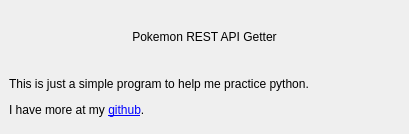
The window that about.ui (BrianHammond/Pokemon_REST_API_Getter) describes before a commit, drawn with Qt 5.
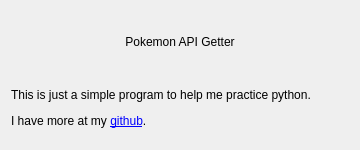
The same window after the commit. Icons and pictures are not drawn.

The edit to the form file:
```diff
--- a/about.ui
+++ b/about.ui
@@ -1,25 +1,31 @@
 <?xml version="1.0" encoding="UTF-8"?>
 <ui version="4.0">
- <class>About</class>
- <widget class="QMainWindow" name="About">
+ <class>Form</class>
+ <widget class="QWidget" name="Form">
   <property name="geometry">
    <rect>
     <x>0</x>
     <y>0</y>
-    <width>409</width>
-    <height>134</height>
+    <width>360</width>
+    <height>150</height>
    </rect>
   </property>
   <property name="sizePolicy">
-   <sizepolicy hsizetype="Minimum" vsizetype="Minimum">
+   <sizepolicy hsizetype="Fixed" vsizetype="Fixed">
     <horstretch>0</horstretch>
     <verstretch>0</verstretch>
    </sizepolicy>
   </property>
+  <property name="minimumSize">
+   <size>
+    <width>360</width>
+    <height>150</height>
+   </size>
+  </property>
   <property name="maximumSize">
    <size>
-    <width>409</width>
-    <height>134</height>
+    <width>360</width>
+    <height>150</height>
    </size>
   </property>
   <property name="windowTitle">
@@ -29,7 +35,6 @@
    <iconset>
     <normaloff>icon/ms_icon.jpg</normaloff>icon/ms_icon.jpg</iconset>
   </property>
-  <widget class="QWidget" name="centralwidget">
    <layout class="QVBoxLayout" name="verticalLayout">
     <item>
      <widget class="QLabel" name="label">
@@ -43,7 +48,7 @@
        <string notr="true">font: 75 20pt &quot;MS Shell Dlg 2&quot;;</string>
       </property>
       <property name="text">
-       <string>Pokemon REST API Getter</string>
+      <string>Pokemon API Getter</string>
       </property>
       <property name="alignment">
        <set>Qt::AlignCenter</set>
@@ -61,7 +66,6 @@
      </widget>
     </item>
    </layout>
-  </widget>
  </widget>
  <resources/>
  <connections/>
```
Lines whose indentation alone changed are shown as unchanged.
